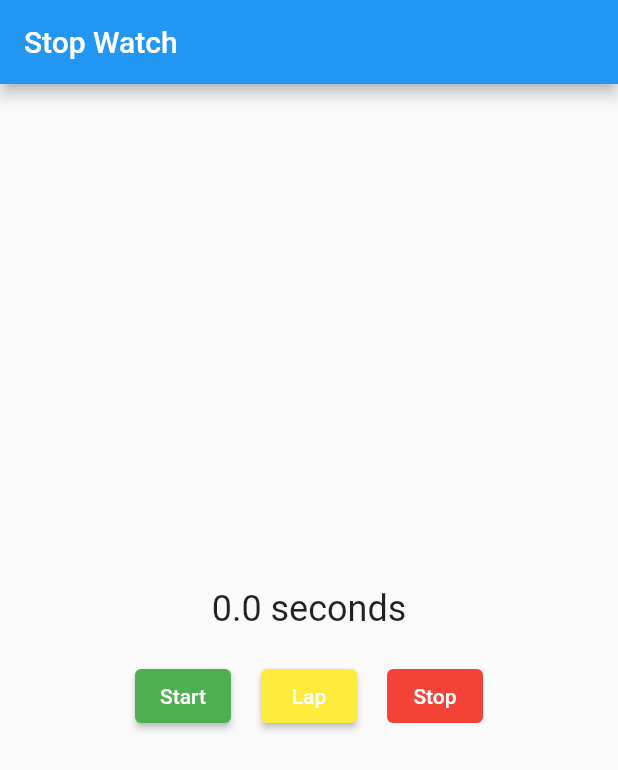
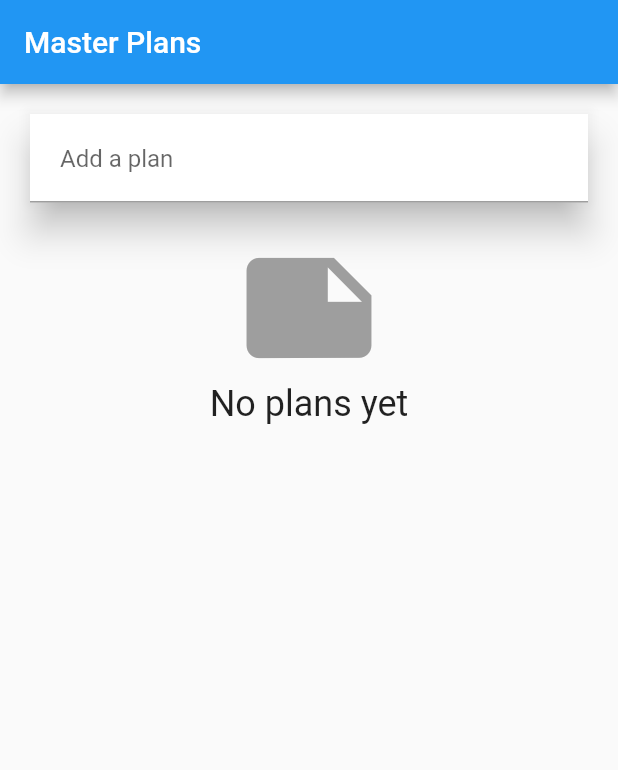
Before and after one commit to JCuadrado101/flutter_cookbook, a Flutter app: the screen it shows after launch, on a phone screen of 412 x 824 dp. Shown: the top 770 px of the screen. Run offline on Flutter 3.47's test engine with Material 2 defaults, Android fonts, the phone set to English and light mode, and no system bars; our stand-ins replace google_fonts.

Commit message:
chapter 5 & 6

```diff
--- /dev/null
+++ b/lib/chapter6/lib/plan_creator_screen.dart
@@ -0,0 +1,97 @@
+import 'package:flutter/material.dart';
+import 'package:flutter_cookbook/chapter6/lib/plan_provider.dart';
+import 'package:flutter_cookbook/chapter6/lib/plan_screen.dart';
+import '../models/data_layer.dart';
+import 'plan_provider.dart';
+
+class PlanCreatorScreen extends StatefulWidget {
+  const PlanCreatorScreen({Key? key}) : super(key: key);
+
+  @override
+  State<PlanCreatorScreen> createState() => _PlanCreatorScreenState();
+}
+
+class _PlanCreatorScreenState extends State<PlanCreatorScreen> {
+  final textController = TextEditingController();
+
+  void addPlan() {
+    final text = textController.text;
+    if (text.isEmpty) {
+      return;
+    }
+    final plan = Plan()..name = text;
+    PlanProvider.of(context)?.add(plan);
+    textController.clear();
+    FocusScope.of(context).requestFocus(FocusNode());
+    setState(() {});
+  }
+
+
+  Widget _buildListCreator() {
+    return Padding(
+      padding: const EdgeInsets.all(20.0),
+      child: Material(
+        color: Theme.of(context).cardColor,
+        elevation: 10,
+        child: TextField(
+          controller: textController,
+          decoration: const InputDecoration(
+            hintText: 'Add a plan',
+            contentPadding: EdgeInsets.all(20.0)),
+          onEditingComplete: addPlan,
+        ),
+      ),
+    );
+  }
+
+  Widget _buildMasterPlans() {
+    final plans = PlanProvider.of(context);
+
+    if (plans!.isEmpty) {
+      return Column(
+        children: [
+          const Icon(Icons.note, size: 100, color: Colors.grey),
+          Text('No plans yet', style: Theme.of(context).textTheme.headline5),
+        ]);
+    }
+    return ListView.builder(
+      itemCount: plans.length,
+      itemBuilder: (context, index) {
+        final plan = plans[index];
+        return ListTile(
+          title: Text(plan.name),
+          subtitle: Text(plan.completenessMessage),
+          onTap: () {
+            Navigator.of(context).push(
+              MaterialPageRoute(
+                builder: (_) => PlanScreen(plan: plan),
+              ),
+            );
+          },
+        );
+      },
+    );
+  }
+
+
+  @override
+  Widget build(BuildContext context) {
+    return Scaffold(
+      appBar: AppBar(
+        title: const Text('Master Plans'),
+      ),
+      body: Column(
+        children: [
+          _buildListCreator(),
+          Expanded(child: _buildMasterPlans())
+        ],
+      ),
+    );
+  }
+
+  @override
+  void dispose() {
+    textController.dispose();
+    super.dispose();
+  }
+}
--- /dev/null
+++ b/lib/chapter6/lib/plan_provider.dart
@@ -0,0 +1,18 @@
+import 'package:flutter/material.dart';
+import '../models/data_layer.dart';
+
+class PlanProvider extends InheritedWidget {
+  final _plans = <Plan>[];
+
+  PlanProvider({Key? key, required Widget child}) : super(key: key, child: child);
+
+  @override
+  bool updateShouldNotify(covariant InheritedWidget oldWidget) {
+       return false;
+  }
+
+  static List<Plan>? of(BuildContext context) {
+    final provider =  (context.dependOnInheritedWidgetOfExactType<PlanProvider>());
+    return provider?._plans;
+  }
+}
--- /dev/null
+++ b/lib/chapter6/models/data_layer.dart
@@ -0,0 +1,2 @@
+export 'plan.dart';
+export 'task.dart';
--- /dev/null
+++ b/lib/chapter6/models/plan.dart
@@ -0,0 +1,10 @@
+import 'package:flutter_cookbook/chapter6/models/task.dart';
+
+class Plan {
+  String name = '';
+  final List<Task> tasks = [];
+
+  int get completeCount => tasks.where((task) => task.complete).length;
+
+  String get completenessMessage => '$completeCount of ${tasks.length} tasks completed';
+}
--- /dev/null
+++ b/lib/chapter6/models/task.dart
@@ -0,0 +1,9 @@
+class Task {
+  String description;
+  bool complete;
+
+  Task({
+    this.description = '',
+    this.complete = false,
+  });
+}
--- a/lib/home_page.dart
+++ b/lib/home_page.dart
@@ -1,15 +1,18 @@
 import 'package:flutter/material.dart';
+import 'package:flutter_cookbook/chapter6/lib/plan_creator_screen.dart';
 import 'chapter3/basic_screen.dart';
 import 'chapter3/immutable_widget.dart';
 import 'chapter4/flex_screen.dart';
 import 'chapter4/profile_screen.dart';
+import 'chapter5/login_screen.dart';
 import 'chapter5/stop_watch.dart';
+import 'chapter6/lib/master_plan_app.dart';
 
 class HomePage extends StatelessWidget {
   const HomePage({Key? key}) : super(key: key);
 
   @override
   Widget build(BuildContext context) {
-    return const StopWatch();
+    return const PlanCreatorScreen();
   }
 }
--- a/lib/main.dart
+++ b/lib/main.dart
@@ -1,9 +1,12 @@
 import 'package:flutter/material.dart';
+import 'package:flutter_cookbook/chapter5/login_screen.dart';
+import 'package:flutter_cookbook/chapter5/stop_watch.dart';
+import 'package:flutter_cookbook/chapter6/lib/plan_provider.dart';
 
 import 'home_page.dart';
 
 void main() {
-  runApp(const MyApp());
+  runApp( const MyApp());
 }
 
 class MyApp extends StatelessWidget {
@@ -12,12 +15,18 @@ class MyApp extends StatelessWidget {
   // This widget is the root of your application.
   @override
   Widget build(BuildContext context) {
-    return MaterialApp(
-      title: 'Flutter Demo',
-      theme: ThemeData(
-        primarySwatch: Colors.blue,
+    return PlanProvider(
+      child: MaterialApp(
+        title: 'Flutter Demo',
+        theme: ThemeData(
+          primarySwatch: Colors.blue,
+        ),
+        home:  const HomePage(),
+        routes: {
+          LoginScreen.route: (BuildContext context) => const LoginScreen(),
+          StopWatch.route: (BuildContext context) => const StopWatch(),
+        },
       ),
-      home: const HomePage(),
     );
   }
 }
```
Also changed, not shown: lib/chapter5/login_screen.dart (added, +88 -0 lines), lib/chapter5/platform_alert.dart (added, +56 -0 lines), lib/chapter5/stop_watch.dart (+87 -21 lines), lib/chapter6/lib/master_plan_app.dart (added, +11 -0 lines), lib/chapter6/lib/plan_screen.dart (added, +69 -0 lines), pubspec.lock.
